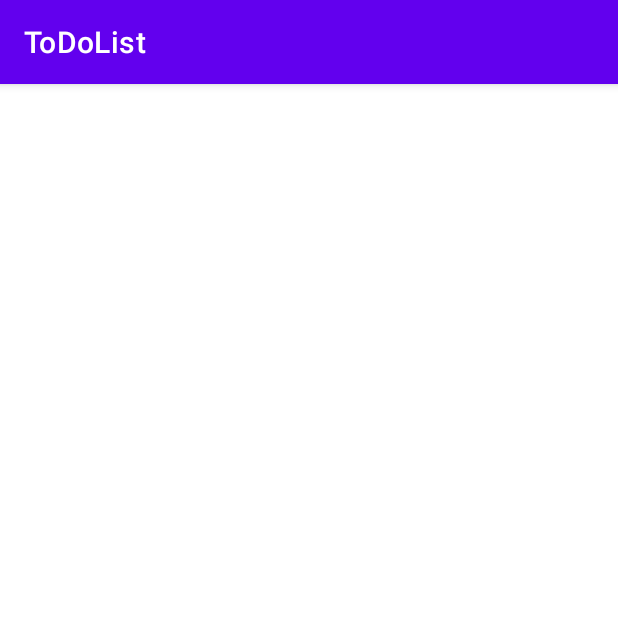
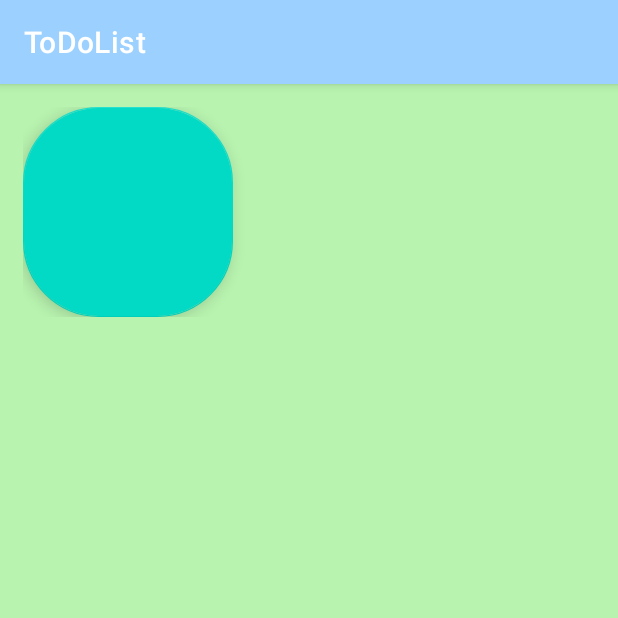
Before and after one commit to albertooofdz/ToDoList, an Android app: the screen it shows after launch (MainActivity), on a phone screen of 412 x 824 dp, the top half of it. Run offline under Robolectric (Android 15) with nearby library versions, the phone set to English and light mode, and no system bars.

Commit message:
Added test files to gitignore Create MainActivity.kt and activity_main.xml

```diff
--- a/app/src/main/res/layout/activity_main.xml
+++ b/app/src/main/res/layout/activity_main.xml
@@ -4,6 +4,47 @@
     xmlns:tools="http://schemas.android.com/tools"
     android:layout_width="match_parent"
     android:layout_height="match_parent"
-    tools:context=".activities.MainActivity">
+    android:background="@color/softGreen"
+    tools:context=".activities.MainActivity"
+    android:padding="15dp">
+
+    <LinearLayout
+        android:layout_width="match_parent"
+        android:layout_height="match_parent"
+        android:orientation="vertical">
+
+        <LinearLayout
+            android:layout_width="match_parent"
+            android:layout_height="wrap_content"
+            android:orientation="horizontal">
+
+            <com.google.android.material.floatingactionbutton.FloatingActionButton
+                android:layout_width="140dp"
+                android:layout_height="140dp"
+                app:shapeAppearanceOverlay="@style/fab_square"
+                />
+
+
+
+
+
+
+
+
+
+        </LinearLayout>
+
+
+
+
+
+
+
+
+
+
+
+
+    </LinearLayout>
 
 </androidx.constraintlayout.widget.ConstraintLayout>
--- a/app/src/main/res/values/colors.xml
+++ b/app/src/main/res/values/colors.xml
@@ -7,4 +7,7 @@
     <color name="teal_700">#FF018786</color>
     <color name="black">#FF000000</color>
     <color name="white">#FFFFFFFF</color>
+    <color name="softGreen">#b8f3af</color>
+    <color name="softBlue">#9bd0ff</color>
+
 </resources>
--- a/app/src/main/res/values/themes.xml
+++ b/app/src/main/res/values/themes.xml
@@ -2,7 +2,7 @@
     <!-- Base application theme. -->
     <style name="Theme.ToDoList" parent="Theme.MaterialComponents.DayNight.DarkActionBar">
         <!-- Primary brand color. -->
-        <item name="colorPrimary">@color/purple_500</item>
+        <item name="colorPrimary">@color/softBlue</item>
         <item name="colorPrimaryVariant">@color/purple_700</item>
         <item name="colorOnPrimary">@color/white</item>
         <!-- Secondary brand color. -->
@@ -10,7 +10,11 @@
         <item name="colorSecondaryVariant">@color/teal_700</item>
         <item name="colorOnSecondary">@color/black</item>
         <!-- Status bar color. -->
-        <item name="android:statusBarColor">?attr/colorPrimaryVariant</item>
+        <item name="android:statusBarColor">@android:color/black</item>
         <!-- Customize your theme here. -->
     </style>
+    <style name="fab_square" parent="">
+        <item name="cornerFamily">rounded</item>
+        <item name="cornerSize">50dp</item>
+    </style>
 </resources>
```
